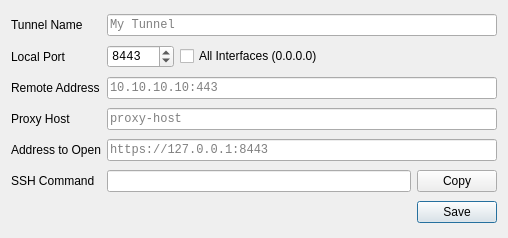
Old version of the form tunnelconfig.ui in the repository rikardow/ssh-tunnel-manager.
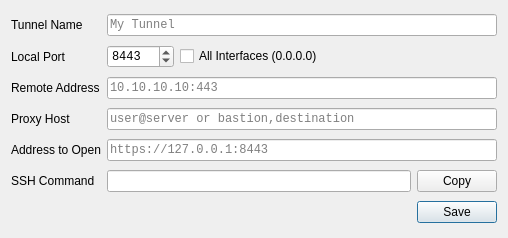
New version of the form.

Commit message:
fix: persistencia de all_interfaces y soporte para proxy jump (-J)
- Corrige persistencia del campo all_interfaces entre reinicios
- Añade soporte para proxy jump simple: bastion,destination
- Añade soporte para proxy jump múltiple: bastion,api.service.consul,destination
- Actualiza placeholders para mostrar ejemplos de uso
- Asegura que all_interfaces se guarde como booleano explícito

```diff
--- a/tunnelconfig.ui
+++ b/tunnelconfig.ui
@@ -107,7 +107,7 @@
       </font>
      </property>
      <property name="placeholderText">
-      <string>proxy-host</string>
+       <string>user@server or bastion,destination</string>
      </property>
     </widget>
    </item>
```
Lines whose indentation alone changed are shown as unchanged. The commit also changes 3 other files.
